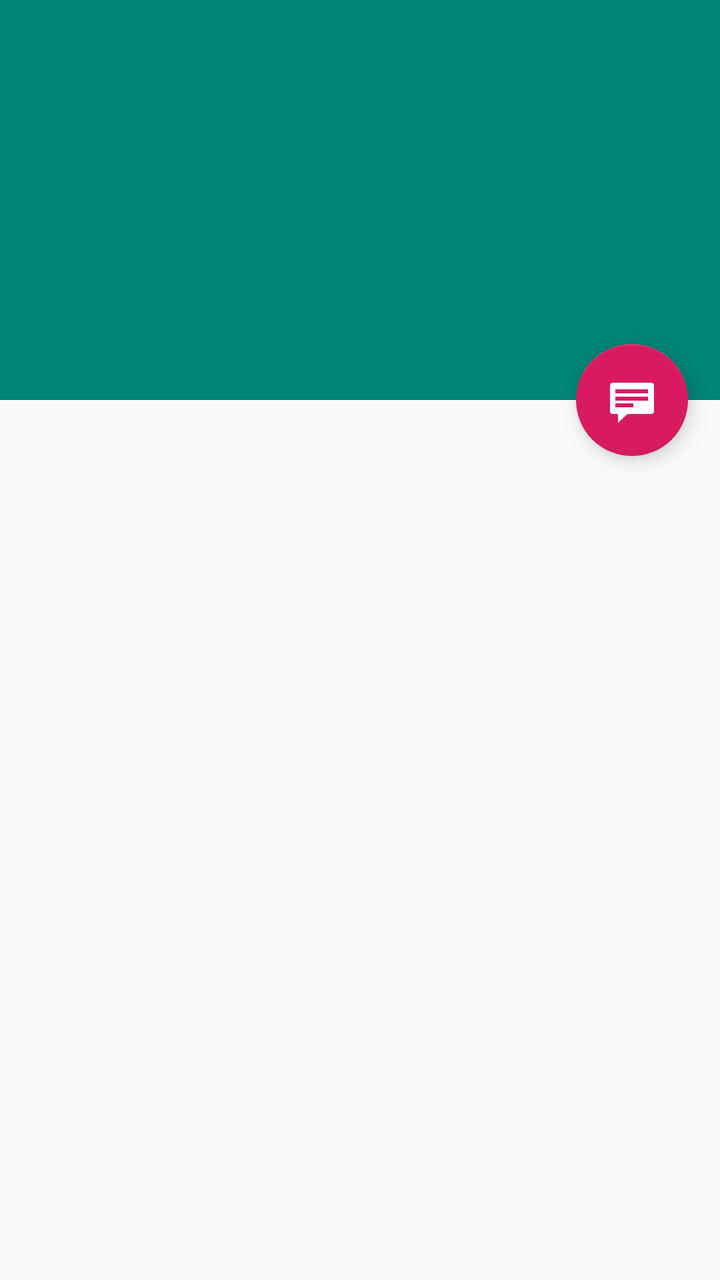
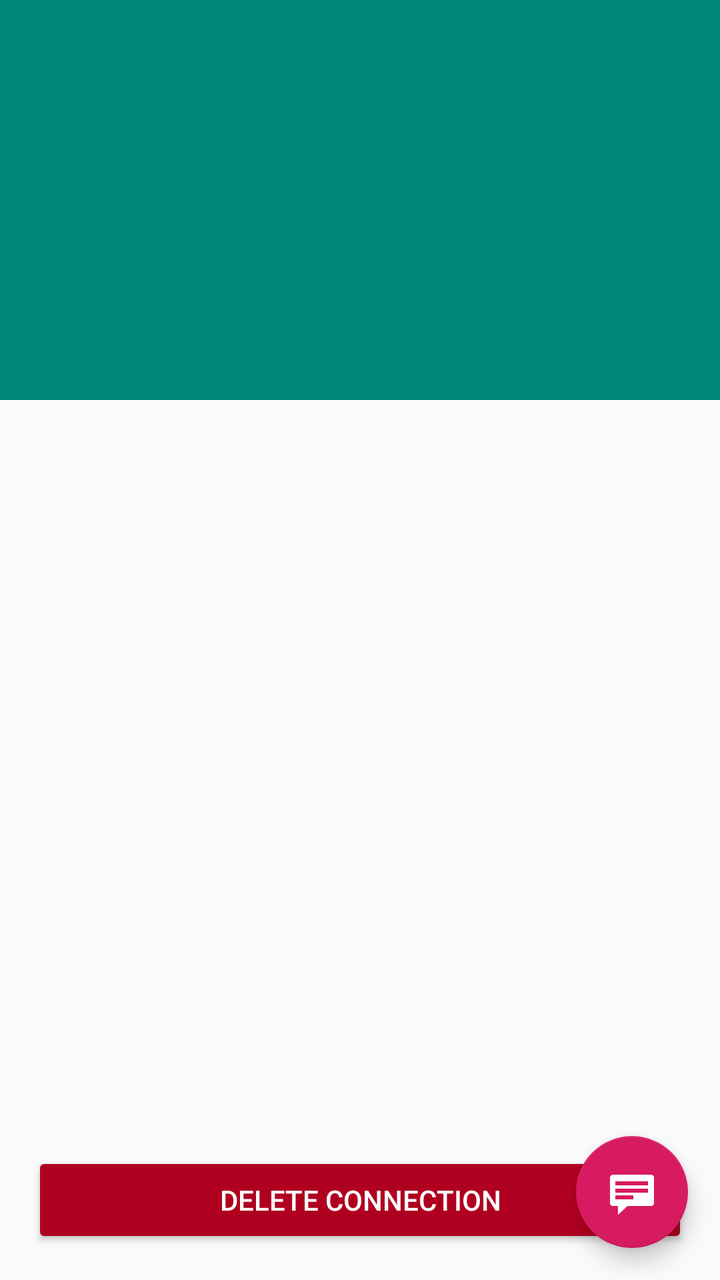

Before-and-after screenshots of an Android layout around one commit, followed by the original layout XML and the change that was made.
<!-- AndroidManifest.xml: activity theme AppTheme.NoActionBar -->
<!-- res/layout/activity_historical_detail.xml -->
<?xml version="1.0" encoding="utf-8"?>
<androidx.coordinatorlayout.widget.CoordinatorLayout xmlns:android="http://schemas.android.com/apk/res/android"
    xmlns:app="http://schemas.android.com/apk/res-auto"
    xmlns:tools="http://schemas.android.com/tools"
    android:layout_width="match_parent"
    android:layout_height="match_parent"
    android:fitsSystemWindows="true"
    tools:context=".HistoricalDetailActivity"
    tools:ignore="MergeRootFrame">

    <com.google.android.material.appbar.AppBarLayout
        android:id="@+id/app_bar"
        android:layout_width="match_parent"
        android:layout_height="@dimen/app_bar_height"
        android:fitsSystemWindows="true"
        android:theme="@style/ThemeOverlay.AppCompat.Dark.ActionBar">

        <com.google.android.material.appbar.CollapsingToolbarLayout
            android:id="@+id/toolbar_layout"
            android:layout_width="match_parent"
            android:layout_height="match_parent"
            android:fitsSystemWindows="true"
            app:contentScrim="?attr/colorPrimary"
            app:layout_scrollFlags="scroll|exitUntilCollapsed"
            app:toolbarId="@+id/toolbar">

            <androidx.appcompat.widget.Toolbar
                android:id="@+id/detail_toolbar"
                android:layout_width="match_parent"
                android:layout_height="?attr/actionBarSize"
                app:layout_collapseMode="pin"
                app:popupTheme="@style/ThemeOverlay.AppCompat.Light" />

        </com.google.android.material.appbar.CollapsingToolbarLayout>

    </com.google.android.material.appbar.AppBarLayout>

    <androidx.core.widget.NestedScrollView
        android:id="@+id/historical_detail_container"
        android:layout_width="match_parent"
        android:layout_height="match_parent"
        app:layout_behavior="@string/appbar_scrolling_view_behavior" >


    </androidx.core.widget.NestedScrollView>

    <com.google.android.material.floatingactionbutton.FloatingActionButton
        android:id="@+id/fab"
        android:layout_width="wrap_content"
        android:layout_height="wrap_content"
        android:layout_gravity="center_vertical|start"
        android:layout_margin="@dimen/fab_margin"
        app:layout_anchor="@+id/historical_detail_container"
        app:layout_anchorGravity="top|end"
        app:srcCompat="@android:drawable/stat_notify_chat" />

</androidx.coordinatorlayout.widget.CoordinatorLayout>
<!-- resources referenced by this layout -->
<resources>
  <dimen name="app_bar_height">200dp</dimen>
  <dimen name="fab_margin">16dp</dimen>
  <style name="AppTheme.NoActionBar">
          <item name="windowActionBar">false</item>
          <item name="windowNoTitle">true</item>
      </style>
</resources>

<!-- the commit's change to res/layout/activity_historical_detail.xml (unified diff, before → after) -->
@@ -5,8 +5,7 @@
     android:layout_width="match_parent"
     android:layout_height="match_parent"
     android:fitsSystemWindows="true"
-    tools:context=".HistoricalDetailActivity"
-    tools:ignore="MergeRootFrame">
+    tools:context=".HistoricalDetailActivity">
 
     <com.google.android.material.appbar.AppBarLayout
         android:id="@+id/app_bar"
@@ -30,28 +29,34 @@
                 android:layout_height="?attr/actionBarSize"
                 app:layout_collapseMode="pin"
                 app:popupTheme="@style/ThemeOverlay.AppCompat.Light" />
-
         </com.google.android.material.appbar.CollapsingToolbarLayout>
-
     </com.google.android.material.appbar.AppBarLayout>
 
+    
     <androidx.core.widget.NestedScrollView
         android:id="@+id/historical_detail_container"
         android:layout_width="match_parent"
         android:layout_height="match_parent"
-        app:layout_behavior="@string/appbar_scrolling_view_behavior" >
+        app:layout_behavior="@string/appbar_scrolling_view_behavior"
+        android:layout_marginBottom="72dp" />
 
-
-    </androidx.core.widget.NestedScrollView>
+    
+    <Button
+        android:id="@+id/delete_connection"
+        android:layout_width="match_parent"
+        android:layout_height="wrap_content"
+        android:layout_gravity="bottom"
+        android:text="@string/delete_connection"
+        android:layout_margin="16dp"
+        android:backgroundTint="@color/design_default_color_error"
+        android:textColor="@android:color/white" />
 
     <com.google.android.material.floatingactionbutton.FloatingActionButton
         android:id="@+id/fab"
         android:layout_width="wrap_content"
         android:layout_height="wrap_content"
-        android:layout_gravity="center_vertical|start"
+        android:layout_gravity="bottom|end"
         android:layout_margin="@dimen/fab_margin"
-        app:layout_anchor="@+id/historical_detail_container"
-        app:layout_anchorGravity="top|end"
         app:srcCompat="@android:drawable/stat_notify_chat" />
 
 </androidx.coordinatorlayout.widget.CoordinatorLayout>
<!-- resource entries referenced after the edit -->
@@ -2,6 +2,7 @@
 <resources>
   <dimen name="app_bar_height">200dp</dimen>
   <dimen name="fab_margin">16dp</dimen>
+  <string name="delete_connection">Delete connection</string>
   <style name="AppTheme.NoActionBar">
           <item name="windowActionBar">false</item>
           <item name="windowNoTitle">true</item>
